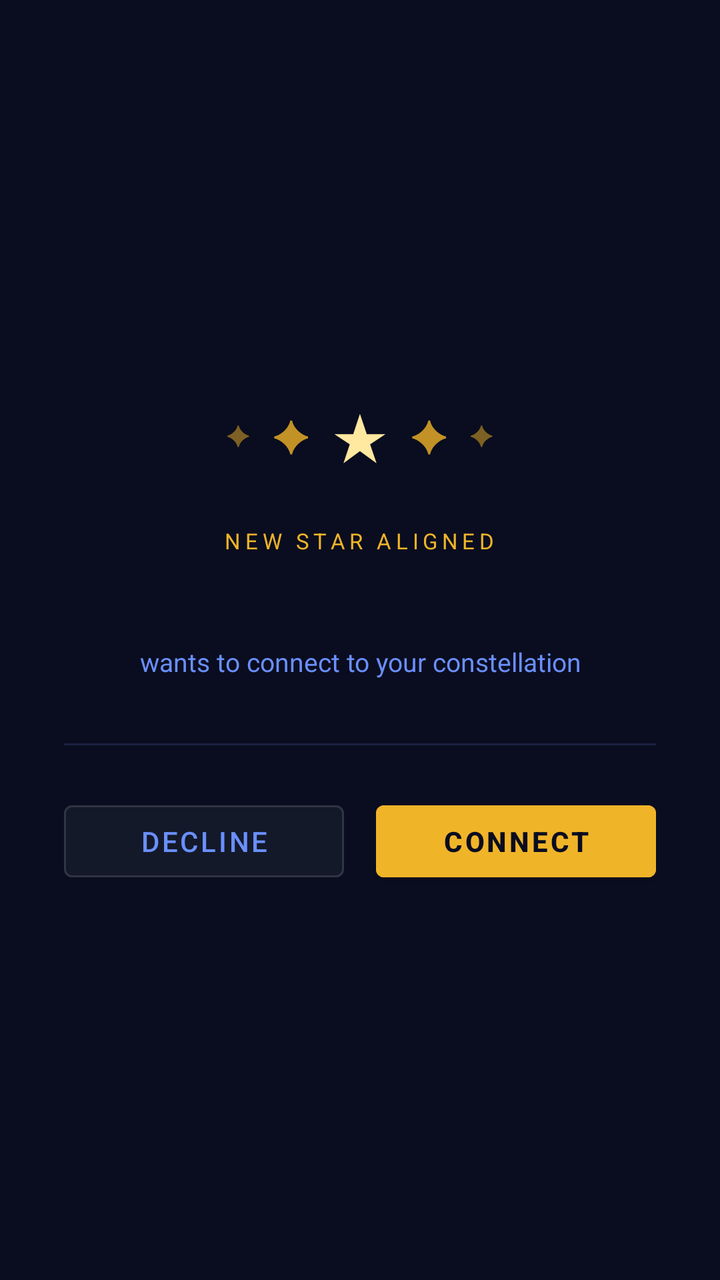
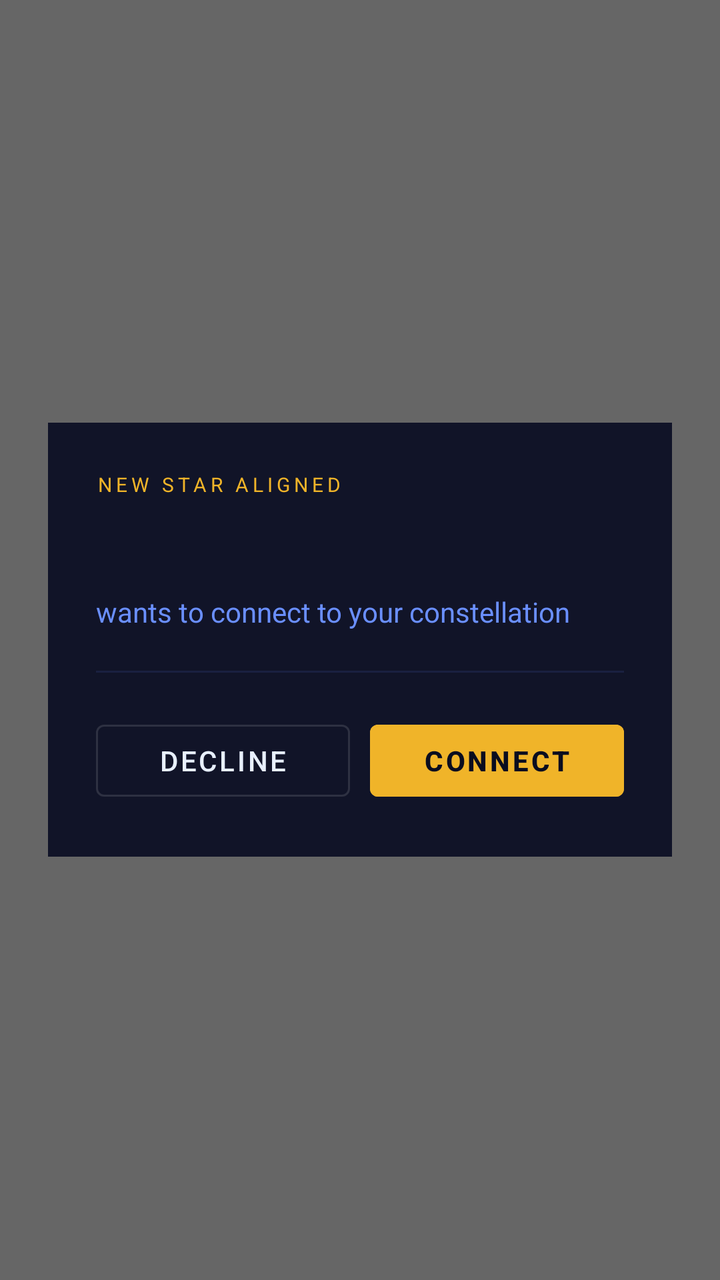

Screens rendered from an Android XML layout before and after an edit, with the pre-edit source and the edit as a unified diff.
<!-- AndroidManifest.xml: activity theme DialogTheme -->
<!-- res/layout/activity_connection_request.xml -->
<?xml version="1.0" encoding="utf-8"?>
<LinearLayout
    xmlns:android="http://schemas.android.com/apk/res/android"
    android:layout_width="match_parent"
    android:layout_height="wrap_content"
    android:orientation="vertical"
    android:minWidth="300dp"
    android:padding="32dp"
    android:gravity="center"
    android:background="#0a0d1f">

    
    <LinearLayout
        android:layout_width="wrap_content"
        android:layout_height="wrap_content"
        android:orientation="horizontal"
        android:gravity="center_vertical"
        android:layout_marginBottom="24dp">

        <TextView
            android:layout_width="wrap_content"
            android:layout_height="wrap_content"
            android:text="✦"
            android:textSize="14sp"
            android:textColor="#f0b429"
            android:alpha="0.5"/>

        <TextView
            android:layout_width="wrap_content"
            android:layout_height="wrap_content"
            android:text="  ✦  "
            android:textSize="22sp"
            android:textColor="#f0b429"
            android:alpha="0.8"/>

        <TextView
            android:layout_width="wrap_content"
            android:layout_height="wrap_content"
            android:text="★"
            android:textSize="32sp"
            android:textColor="#ffe8a0"/>

        <TextView
            android:layout_width="wrap_content"
            android:layout_height="wrap_content"
            android:text="  ✦  "
            android:textSize="22sp"
            android:textColor="#f0b429"
            android:alpha="0.8"/>

        <TextView
            android:layout_width="wrap_content"
            android:layout_height="wrap_content"
            android:text="✦"
            android:textSize="14sp"
            android:textColor="#f0b429"
            android:alpha="0.5"/>

    </LinearLayout>

    
    <TextView
        android:layout_width="wrap_content"
        android:layout_height="wrap_content"
        android:text="NEW STAR ALIGNED"
        android:textSize="11sp"
        android:textColor="#f0b429"
        android:letterSpacing="0.2"
        android:textAllCaps="true"
        android:layout_marginBottom="12dp"/>

    
    <TextView
        android:id="@+id/tvDeviceName"
        android:layout_width="wrap_content"
        android:layout_height="wrap_content"
        android:textSize="18sp"
        android:textStyle="bold"
        android:textColor="#e8f0ff"
        android:gravity="center"
        android:layout_marginBottom="8dp"/>

    
    <TextView
        android:layout_width="wrap_content"
        android:layout_height="wrap_content"
        android:text="wants to connect to your constellation"
        android:textSize="13sp"
        android:textColor="#6a8fff"
        android:gravity="center"
        android:layout_marginBottom="32dp"/>

    
    <View
        android:layout_width="match_parent"
        android:layout_height="1dp"
        android:background="#1a2040"
        android:layout_marginBottom="24dp"/>

    
    <LinearLayout
        android:layout_width="match_parent"
        android:layout_height="wrap_content"
        android:orientation="horizontal"
        android:gravity="center">

        <Button
            android:id="@+id/btnDecline"
            android:layout_width="0dp"
            android:layout_height="wrap_content"
            android:layout_weight="1"
            android:text="Decline"
            android:layout_marginEnd="8dp"
            android:backgroundTint="#131929"
            android:textColor="#6a8fff"
            android:strokeColor="#1a2040"
            style="@style/Widget.MaterialComponents.Button.OutlinedButton"/>

        <Button
            android:id="@+id/btnAccept"
            android:layout_width="0dp"
            android:layout_height="wrap_content"
            android:layout_weight="1"
            android:text="Connect"
            android:layout_marginStart="8dp"
            android:backgroundTint="#f0b429"
            android:textColor="#0a0d1f"
            android:textStyle="bold"/>

    </LinearLayout>

</LinearLayout>
<!-- resources referenced by this layout -->
<resources>
  <style name="DialogTheme" parent="Theme.MaterialComponents.Dialog">
          <item name="colorPrimary">#f0b429</item>
          <item name="colorPrimaryDark">#c48a00</item>
          <item name="colorAccent">#f0b429</item>
          <item name="android:windowBackground">@android:color/transparent</item>
          <item name="android:colorBackground">#0a0d1f</item>
      </style>
</resources>

<!-- the commit's change to res/layout/activity_connection_request.xml (unified diff, before → after) -->
@@ -1,132 +1,87 @@
 <?xml version="1.0" encoding="utf-8"?>
-<LinearLayout
+<FrameLayout
     xmlns:android="http://schemas.android.com/apk/res/android"
     android:layout_width="match_parent"
-    android:layout_height="wrap_content"
-    android:orientation="vertical"
-    android:minWidth="300dp"
-    android:padding="32dp"
-    android:gravity="center"
-    android:background="#0a0d1f">
+    android:layout_height="match_parent"
+    android:background="#99000000">
 
-    
     <LinearLayout
-        android:layout_width="wrap_content"
+        android:layout_width="match_parent"
         android:layout_height="wrap_content"
-        android:orientation="horizontal"
-        android:gravity="center_vertical"
-        android:layout_marginBottom="24dp">
+        android:layout_gravity="center"
+        android:layout_marginStart="24dp"
+        android:layout_marginEnd="24dp"
+        android:orientation="vertical"
+        android:background="#111428"
+        android:padding="24dp">
 
+        
         <TextView
             android:layout_width="wrap_content"
             android:layout_height="wrap_content"
-            android:text="✦"
-            android:textSize="14sp"
+            android:text="NEW STAR ALIGNED"
             android:textColor="#f0b429"
-            android:alpha="0.5"/>
+            android:textSize="10sp"
+            android:letterSpacing="0.2"
+            android:textAllCaps="true"
+            android:layout_marginBottom="10dp" />
 
+        
+        <TextView
+            android:id="@+id/tvDeviceName"
+            android:layout_width="wrap_content"
+            android:layout_height="wrap_content"
+            android:textColor="#e8f0ff"
+            android:textSize="22sp"
+            android:textStyle="bold"
+            android:layout_marginBottom="8dp" />
+
+        
         <TextView
             android:layout_width="wrap_content"
             android:layout_height="wrap_content"
-            android:text="  ✦  "
-            android:textSize="22sp"
-            android:textColor="#f0b429"
-            android:alpha="0.8"/>
+            android:text="wants to connect to your constellation"
+            android:textColor="#6a8fff"
+            android:textSize="14sp"
+            android:layout_marginBottom="20dp" />
 
-        <TextView
-            android:layout_width="wrap_content"
+        
+        <View
+            android:layout_width="match_parent"
+            android:layout_height="1dp"
+            android:background="#1a2040"
+            android:layout_marginBottom="20dp" />
+
+        
+        <LinearLayout
+            android:layout_width="match_parent"
             android:layout_height="wrap_content"
-            android:text="★"
-            android:textSize="32sp"
-            android:textColor="#ffe8a0"/>
+            android:orientation="horizontal"
+            android:gravity="center">
 
-        <TextView
-            android:layout_width="wrap_content"
-            android:layout_height="wrap_content"
-            android:text="  ✦  "
-            android:textSize="22sp"
-            android:textColor="#f0b429"
-            android:alpha="0.8"/>
+            <Button
+                android:id="@+id/btnDecline"
+                android:layout_width="0dp"
+                android:layout_height="wrap_content"
+                android:layout_weight="1"
+                android:text="Decline"
+                android:textColor="#e8f0ff"
+                android:layout_marginEnd="10dp"
+                android:backgroundTint="#00000000"
+                style="@style/Widget.MaterialComponents.Button.OutlinedButton" />
 
-        <TextView
-            android:layout_width="wrap_content"
-            android:layout_height="wrap_content"
-            android:text="✦"
-            android:textSize="14sp"
-            android:textColor="#f0b429"
-            android:alpha="0.5"/>
+            <Button
+                android:id="@+id/btnAccept"
+                android:layout_width="0dp"
+                android:layout_height="wrap_content"
+                android:layout_weight="1"
+                android:text="Connect"
+                android:textColor="#0a0d1f"
+                android:textStyle="bold"
+                android:backgroundTint="#f0b429" />
+
+        </LinearLayout>
 
     </LinearLayout>
 
-    
-    <TextView
-        android:layout_width="wrap_content"
-        android:layout_height="wrap_content"
-        android:text="NEW STAR ALIGNED"
-        android:textSize="11sp"
-        android:textColor="#f0b429"
-        android:letterSpacing="0.2"
-        android:textAllCaps="true"
-        android:layout_marginBottom="12dp"/>
-
-    
-    <TextView
-        android:id="@+id/tvDeviceName"
-        android:layout_width="wrap_content"
-        android:layout_height="wrap_content"
-        android:textSize="18sp"
-        android:textStyle="bold"
-        android:textColor="#e8f0ff"
-        android:gravity="center"
-        android:layout_marginBottom="8dp"/>
-
-    
-    <TextView
-        android:layout_width="wrap_content"
-        android:layout_height="wrap_content"
-        android:text="wants to connect to your constellation"
-        android:textSize="13sp"
-        android:textColor="#6a8fff"
-        android:gravity="center"
-        android:layout_marginBottom="32dp"/>
-
-    
-    <View
-        android:layout_width="match_parent"
-        android:layout_height="1dp"
-        android:background="#1a2040"
-        android:layout_marginBottom="24dp"/>
-
-    
-    <LinearLayout
-        android:layout_width="match_parent"
-        android:layout_height="wrap_content"
-        android:orientation="horizontal"
-        android:gravity="center">
-
-        <Button
-            android:id="@+id/btnDecline"
-            android:layout_width="0dp"
-            android:layout_height="wrap_content"
-            android:layout_weight="1"
-            android:text="Decline"
-            android:layout_marginEnd="8dp"
-            android:backgroundTint="#131929"
-            android:textColor="#6a8fff"
-            android:strokeColor="#1a2040"
-            style="@style/Widget.MaterialComponents.Button.OutlinedButton"/>
-
-        <Button
-            android:id="@+id/btnAccept"
-            android:layout_width="0dp"
-            android:layout_height="wrap_content"
-            android:layout_weight="1"
-            android:text="Connect"
-            android:layout_marginStart="8dp"
-            android:backgroundTint="#f0b429"
-            android:textColor="#0a0d1f"
-            android:textStyle="bold"/>
-
-    </LinearLayout>
-
-</LinearLayout>
+</FrameLayout>
